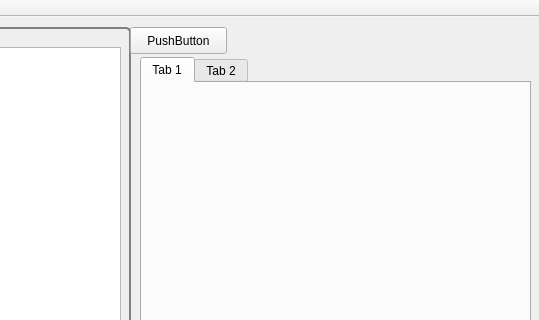
First picture: the form in JAUS_UI/mainwindow.ui, repository davidhodo/JAUSTools, before the edit; both pictures show x 310 to 849 and y 0 to 320 of the 849 by 585 pixel window.
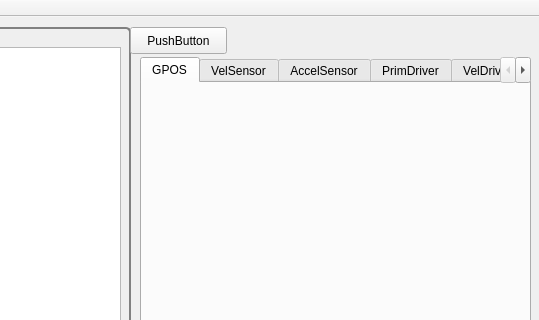
Second picture: the form after the edit.

Commit message: discovery service list working

```diff
--- a/JAUS_UI/mainwindow.ui
+++ b/JAUS_UI/mainwindow.ui
@@ -124,12 +124,32 @@
     </property>
     <widget class="QWidget" name="tab">
      <attribute name="title">
-      <string>Tab 1</string>
+      <string>GPOS</string>
+     </attribute>
+    </widget>
+    <widget class="QWidget" name="tab_4">
+     <attribute name="title">
+      <string>VelSensor</string>
+     </attribute>
+    </widget>
+    <widget class="QWidget" name="tab_5">
+     <attribute name="title">
+      <string>AccelSensor</string>
      </attribute>
     </widget>
     <widget class="QWidget" name="tab_2">
      <attribute name="title">
-      <string>Tab 2</string>
+      <string>PrimDriver</string>
+     </attribute>
+    </widget>
+    <widget class="QWidget" name="tab_3">
+     <attribute name="title">
+      <string>VelDriver</string>
+     </attribute>
+    </widget>
+    <widget class="QWidget" name="tab_6">
+     <attribute name="title">
+      <string>Video</string>
      </attribute>
     </widget>
    </widget>
```
The commit also changes 1 other file.
